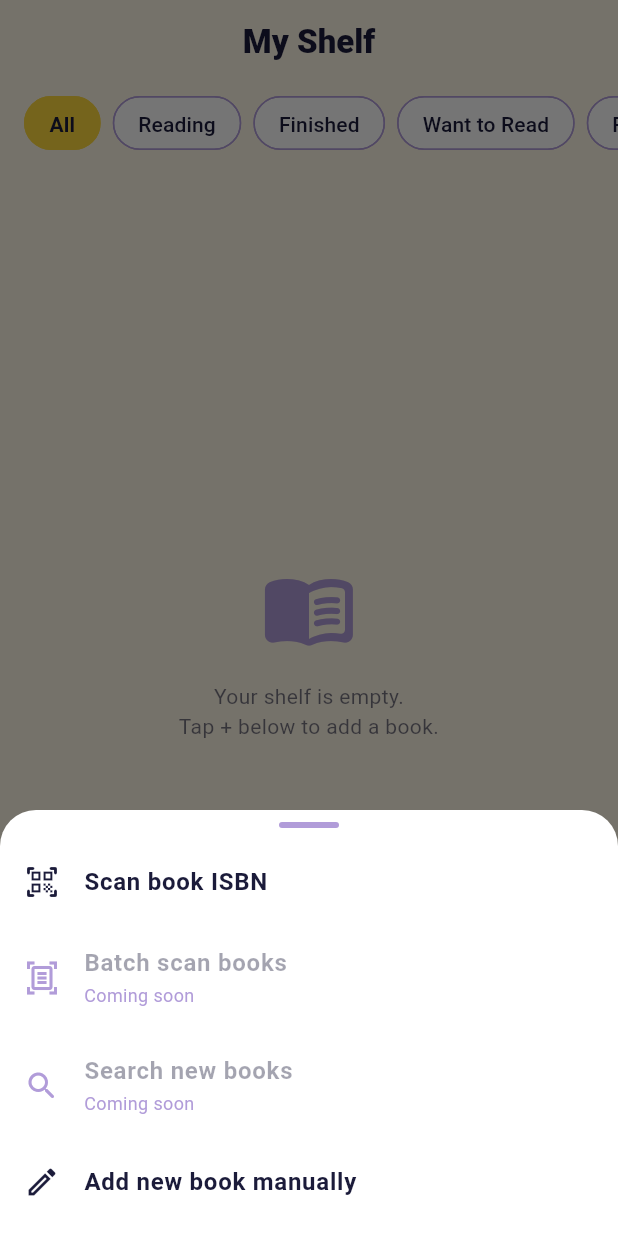
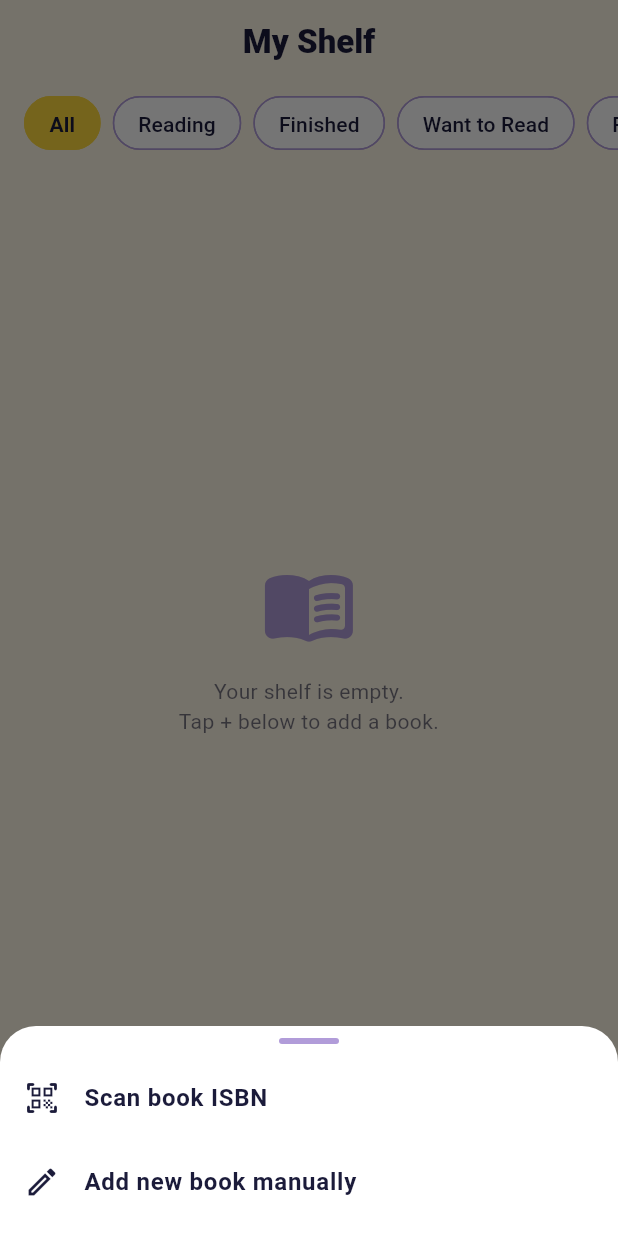
Before and after one commit to NetKanet/myshelf, a Flutter app: the screen it shows once a user with an empty profile is signed in, item 2 of the bottom bar chosen, on a phone screen of 412 x 824 dp. Run offline on Flutter 3.47's test engine with Material 3 defaults, Android fonts, the phone set to English and light mode, and no system bars; our stand-ins replace cached_network_image, flutter_riverpod, flutter_svg, go_router, google_sign_in, supabase_flutter; missing offline and left inert: mobile_scanner; accounts and stored records are empty.

Commit message:
feat(v2): trim add popup to Scan/Manual + polish bottom nav
- Remove 'Batch scan' and 'Search (coming soon)' from the add sheet
- Bottom nav: rounded-top white bar w/ soft shadow, gradient circular +
  button with glow, active tab gets a yellow pill behind its icon
- Status badges: drop emoji (rendered as tofu), plain text

flutter analyze: 0 issues.

Co-Authored-By: Claude Opus 4.8 <noreply@anthropic.com>

```diff
--- a/app/lib/features/home/home_shell.dart
+++ b/app/lib/features/home/home_shell.dart
@@ -28,8 +28,6 @@ class _HomeShellState extends ConsumerState<HomeShell> {
         context.push('/scan');
       case AddAction.manual:
         await _addManual();
-      case AddAction.batchScan:
-      case AddAction.search:
       case null:
         break;
     }
@@ -80,22 +78,25 @@ class _BottomBar extends StatelessWidget {
 
   @override
   Widget build(BuildContext context) {
-    return SafeArea(
-      top: false,
-      child: Container(
-        height: 64,
+    return Container(
       decoration: BoxDecoration(
         color: Colors.white,
+        borderRadius: const BorderRadius.vertical(top: Radius.circular(24)),
         boxShadow: [
           BoxShadow(
-              color: AppColors.navy.withValues(alpha: 0.06),
-              blurRadius: 8,
-              offset: const Offset(0, -2),
+            color: AppColors.navy.withValues(alpha: 0.10),
+            blurRadius: 16,
+            offset: const Offset(0, -4),
           ),
         ],
       ),
+      child: SafeArea(
+        top: false,
+        child: SizedBox(
+          height: 70,
           child: Row(
             mainAxisAlignment: MainAxisAlignment.spaceAround,
+            crossAxisAlignment: CrossAxisAlignment.center,
             children: [
               _NavIcon(
                 icon: Icons.library_books_rounded,
@@ -103,19 +104,7 @@ class _BottomBar extends StatelessWidget {
                 active: index == 0,
                 onTap: onShelf,
               ),
-            GestureDetector(
-              onTap: onAdd,
-              child: Container(
-                width: 52,
-                height: 52,
-                decoration: BoxDecoration(
-                  color: AppColors.yellow,
-                  borderRadius: BorderRadius.circular(16),
-                ),
-                child: const Icon(Icons.add_rounded,
-                    color: AppColors.navy, size: 30),
-              ),
-            ),
+              _AddButton(onTap: onAdd),
               _NavIcon(
                 icon: Icons.person_rounded,
                 label: 'Profile',
@@ -124,6 +113,39 @@ class _BottomBar extends StatelessWidget {
               ),
             ],
           ),
+        ),
+      ),
+    );
+  }
+}
+
+class _AddButton extends StatelessWidget {
+  final VoidCallback onTap;
+  const _AddButton({required this.onTap});
+
+  @override
+  Widget build(BuildContext context) {
+    return GestureDetector(
+      onTap: onTap,
+      child: Container(
+        width: 58,
+        height: 58,
+        decoration: BoxDecoration(
+          gradient: const LinearGradient(
+            begin: Alignment.topLeft,
+            end: Alignment.bottomRight,
+            colors: [AppColors.yellow, Color(0xFFFFC93D)],
+          ),
+          shape: BoxShape.circle,
+          boxShadow: [
+            BoxShadow(
+              color: AppColors.yellow.withValues(alpha: 0.55),
+              blurRadius: 14,
+              offset: const Offset(0, 4),
+            ),
+          ],
+        ),
+        child: const Icon(Icons.add_rounded, color: AppColors.navy, size: 32),
       ),
     );
   }
@@ -145,23 +167,33 @@ class _NavIcon extends StatelessWidget {
   @override
   Widget build(BuildContext context) {
     final color =
-        active ? AppColors.navy : AppColors.navy.withValues(alpha: 0.35);
+        active ? AppColors.navy : AppColors.navy.withValues(alpha: 0.30);
     return GestureDetector(
       onTap: onTap,
       behavior: HitTestBehavior.opaque,
       child: SizedBox(
-        width: 80,
+        width: 88,
         child: Column(
           mainAxisAlignment: MainAxisAlignment.center,
           children: [
-            Icon(icon, color: color),
-            const SizedBox(height: 2),
+            AnimatedContainer(
+              duration: const Duration(milliseconds: 200),
+              padding:
+                  const EdgeInsets.symmetric(horizontal: 16, vertical: 5),
+              decoration: BoxDecoration(
+                color: active
+                    ? AppColors.yellow.withValues(alpha: 0.22)
+                    : Colors.transparent,
+                borderRadius: BorderRadius.circular(14),
+              ),
+              child: Icon(icon, color: color, size: 24),
+            ),
+            const SizedBox(height: 3),
             Text(label,
                 style: TextStyle(
                     fontSize: 11,
                     color: color,
-                    fontWeight:
-                        active ? FontWeight.w700 : FontWeight.w500)),
+                    fontWeight: active ? FontWeight.w700 : FontWeight.w500)),
           ],
         ),
       ),
--- a/app/lib/features/home/widgets/add_sheet.dart
+++ b/app/lib/features/home/widgets/add_sheet.dart
@@ -2,7 +2,7 @@ import 'package:flutter/material.dart';
 
 import '../../../core/theme/app_theme.dart';
 
-enum AddAction { scan, batchScan, search, manual }
+enum AddAction { scan, manual }
 
 /// Bottom sheet shown by the center "+" nav button.
 Future<AddAction?> showAddSheet(BuildContext context) {
@@ -32,18 +32,6 @@ Future<AddAction?> showAddSheet(BuildContext context) {
             onTap: () => Navigator.pop(context, AddAction.scan),
           ),
           _Item(
-            icon: Icons.document_scanner_outlined,
-            label: 'Batch scan books',
-            subtitle: 'Coming soon',
-            onTap: null,
-          ),
-          _Item(
-            icon: Icons.search_rounded,
-            label: 'Search new books',
-            subtitle: 'Coming soon',
-            onTap: null,
-          ),
-          _Item(
             icon: Icons.edit_outlined,
             label: 'Add new book manually',
             onTap: () => Navigator.pop(context, AddAction.manual),
@@ -58,33 +46,21 @@ Future<AddAction?> showAddSheet(BuildContext context) {
 class _Item extends StatelessWidget {
   final IconData icon;
   final String label;
-  final String? subtitle;
-  final VoidCallback? onTap;
+  final VoidCallback onTap;
 
   const _Item({
     required this.icon,
     required this.label,
-    this.subtitle,
     required this.onTap,
   });
 
   @override
   Widget build(BuildContext context) {
-    final disabled = onTap == null;
     return ListTile(
-      enabled: !disabled,
-      leading: Icon(icon,
-          color: disabled ? AppColors.lavender : AppColors.navy),
+      leading: Icon(icon, color: AppColors.navy),
       title: Text(label,
-          style: TextStyle(
-              fontWeight: FontWeight.w600,
-              color: disabled
-                  ? AppColors.navy.withValues(alpha: 0.4)
-                  : AppColors.navy)),
-      subtitle: subtitle != null
-          ? Text(subtitle!,
-              style: const TextStyle(fontSize: 12, color: AppColors.lavender))
-          : null,
+          style:
+              const TextStyle(fontWeight: FontWeight.w600, color: AppColors.navy)),
       onTap: onTap,
     );
   }
```
Lines whose indentation alone changed are shown as unchanged.
